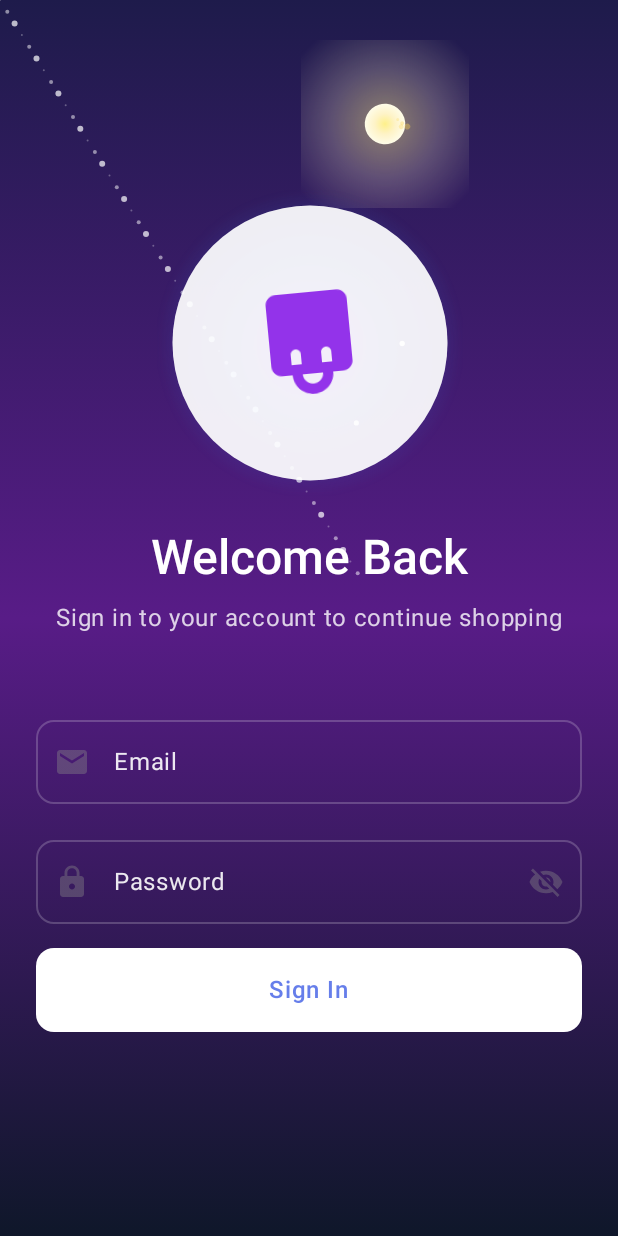
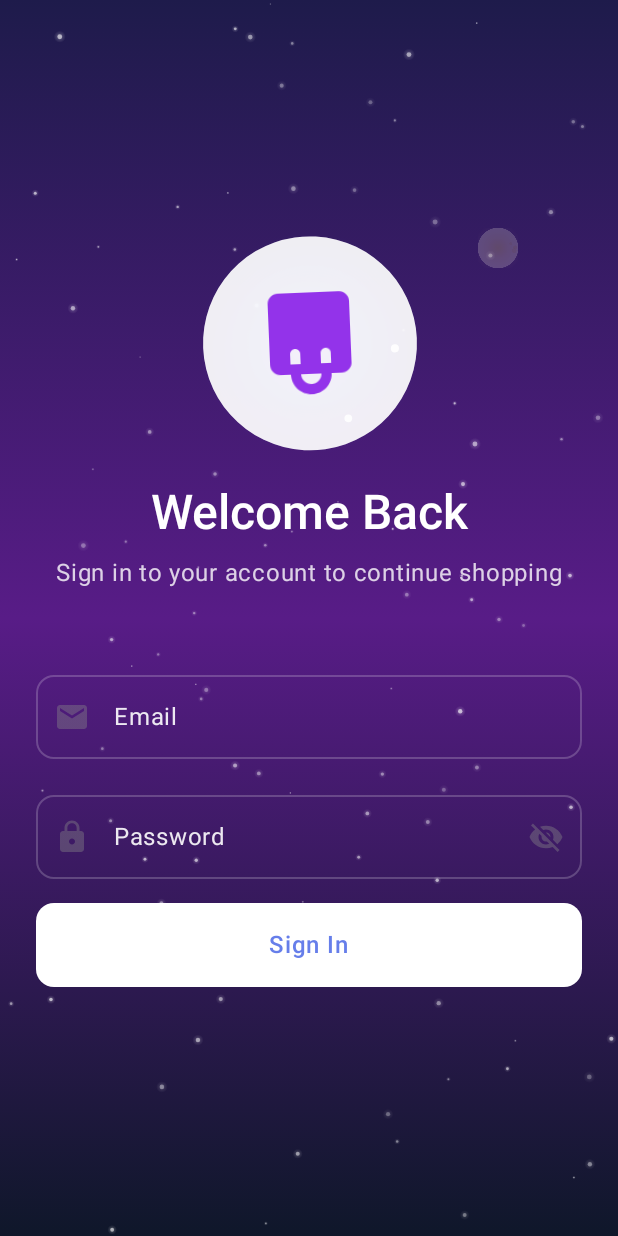
Before and after one commit to ZakariaBenhirt89/ZenniaAndroid, an Android app built with Jetpack Compose: the screen it shows after launch (MainActivity), on a phone screen of 412 x 824 dp. Run offline under Robolectric (Android 15) with nearby library versions, the phone set to English and light mode, and no system bars.

Commit message:
fixing starts annimations and logo of the appé

```diff
--- a/app/src/main/java/com/mimi/ecommerceloginapp/screens/LoginScreen.kt
+++ b/app/src/main/java/com/mimi/ecommerceloginapp/screens/LoginScreen.kt
@@ -16,8 +16,10 @@ import androidx.compose.ui.Modifier
 import androidx.compose.ui.draw.scale
 import androidx.compose.ui.draw.blur
 import androidx.compose.ui.geometry.Offset
+import androidx.compose.ui.geometry.Size
 import androidx.compose.ui.graphics.*
 import androidx.compose.ui.graphics.drawscope.rotate
+import androidx.compose.ui.platform.LocalDensity
 import androidx.compose.ui.text.font.FontWeight
 import androidx.compose.ui.text.input.ImeAction
 import androidx.compose.ui.text.input.KeyboardType
@@ -26,10 +28,24 @@ import androidx.compose.ui.text.input.VisualTransformation
 import androidx.compose.ui.unit.dp
 import kotlin.math.cos
 import kotlin.math.sin
+import kotlin.random.Random
+import androidx.compose.foundation.layout.BoxWithConstraints
 import androidx.compose.ui.graphics.graphicsLayer
+
+// StarData class to hold individual star properties
+private data class StarData(
+    val id: Int,
+    val initialX: Float,
+    val initialY: Float,
+    val size: Float,
+    val baseOpacity: Float,
+    val speed: Float,
+    val angle: Float // Angle in degrees for movement direction
+)
+
 @Composable
 fun AnimatedLunarBackground() {
-    val infiniteTransition = rememberInfiniteTransition(label = "lunar")
+    val infiniteTransition = rememberInfiniteTransition(label = "lunar_bg_transition")
 
     // Moon orbital animation
     val moonX by infiniteTransition.animateFloat(
@@ -39,7 +55,7 @@ fun AnimatedLunarBackground() {
             animation = tween(30000, easing = EaseInOut),
             repeatMode = RepeatMode.Reverse
         ),
-        label = "moonX"
+        label = "moonX_lunar"
     )
 
     val moonY by infiniteTransition.animateFloat(
@@ -49,27 +65,27 @@ fun AnimatedLunarBackground() {
             animation = tween(30000, easing = EaseInOut),
             repeatMode = RepeatMode.Reverse
         ),
-        label = "moonY"
+        label = "moonY_lunar"
     )
 
-    val moonOpacity by infiniteTransition.animateFloat(
+    val moonOverallOpacity by infiniteTransition.animateFloat(
         initialValue = 0f,
         targetValue = 1f,
         animationSpec = infiniteRepeatable(
             animation = tween(30000, easing = EaseInOut),
             repeatMode = RepeatMode.Reverse
         ),
-        label = "moonOpacity"
+        label = "moonOverallOpacity_lunar"
     )
 
-    val moonScale by infiniteTransition.animateFloat(
+    val moonOverallScale by infiniteTransition.animateFloat(
         initialValue = 0f,
         targetValue = 1.1f,
         animationSpec = infiniteRepeatable(
             animation = tween(30000, easing = EaseInOut),
             repeatMode = RepeatMode.Reverse
         ),
-        label = "moonScale"
+        label = "moonOverallScale_lunar"
     )
 
     // Moon glow effect
@@ -80,7 +96,7 @@ fun AnimatedLunarBackground() {
             animation = tween(8000, easing = EaseInOut),
             repeatMode = RepeatMode.Reverse
         ),
-        label = "moonGlow"
+        label = "moonGlow_lunar"
     )
 
     // Moon rotation
@@ -91,10 +107,10 @@ fun AnimatedLunarBackground() {
             animation = tween(25000, easing = LinearEasing),
             repeatMode = RepeatMode.Restart
         ),
-        label = "moonRotation"
+        label = "moonRotation_lunar"
     )
 
-    // Moon breathing scale
+    // Moon breathing scale (applied to moon body)
     val moonBreathing by infiniteTransition.animateFloat(
         initialValue = 1f,
         targetValue = 1.02f,
@@ -102,7 +118,7 @@ fun AnimatedLunarBackground() {
             animation = tween(6000, easing = EaseInOut),
             repeatMode = RepeatMode.Reverse
         ),
-        label = "moonBreathing"
+        label = "moonBreathing_lunar"
     )
 
     Box(modifier = Modifier.fillMaxSize()) {
@@ -118,21 +134,111 @@ fun AnimatedLunarBackground() {
             drawRect(brush = gradient)
         }
 
+        // --- Modified Stars Section ---
+        val starInfiniteTransition = rememberInfiniteTransition(label = "stars_transition")
+        val starOffset by starInfiniteTransition.animateFloat(
+            initialValue = 0f,
+            targetValue = 1000f,
+            animationSpec = infiniteRepeatable(
+                animation = tween(60000, easing = LinearEasing), // Slower, longer cycle
+                repeatMode = RepeatMode.Restart
+            ),
+            label = "star_offset"
+        )
+
+        val starTwinkleAlpha by starInfiniteTransition.animateFloat(
+            initialValue = 0.6f,
+            targetValue = 1.0f,
+            animationSpec = infiniteRepeatable(
+                animation = tween(2500, easing = EaseInOut),
+                repeatMode = RepeatMode.Reverse
+            ),
+            label = "star_twinkle_alpha"
+        )
+
+        var stars by remember { mutableStateOf<List<StarData>>(emptyList()) }
+        var canvasSizeForStars by remember { mutableStateOf(Size.Zero) }
+
+        Canvas(modifier = Modifier.fillMaxSize()) {
+            if (canvasSizeForStars != size) {
+                canvasSizeForStars = size
+                val starCount = 100
+                val starMinSize = 0.5f
+                val starMaxSize = 2.5f
+                val starMinSpeed = 0.02f
+                val starMaxSpeed = 0.1f
+
+                stars = List(starCount) { index ->
+                    StarData(
+                        id = index,
+                        initialX = Random.nextFloat() * size.width,
+                        initialY = Random.nextFloat() * size.height,
+                        size = starMinSize + Random.nextFloat() * (starMaxSize - starMinSize),
+                        baseOpacity = 0.4f + Random.nextFloat() * 0.6f,
+                        speed = starMinSpeed + Random.nextFloat() * (starMaxSpeed - starMinSpeed),
+                        angle = Random.nextFloat() * 360f
+                    )
+                }
+            }
+
+            stars.forEach { star ->
+                val dx = cos(Math.toRadians(star.angle.toDouble())).toFloat()
+                val dy = sin(Math.toRadians(star.angle.toDouble())).toFloat()
+
+                val animatedX = (star.initialX + starOffset * star.speed * dx).let {
+                    (it % size.width + size.width) % size.width
+                }
+                val animatedY = (star.initialY + starOffset * star.speed * dy).let {
+                    (it % size.height + size.height) % size.height
+                }
+
+                val currentStarOpacity = (star.baseOpacity * starTwinkleAlpha).coerceIn(0f, 1f)
+                val glowRadius = star.size * 2.5f
+
+                // Draw Glow
+                drawCircle(
+                    brush = Brush.radialGradient(
+                        colors = listOf(
+                            Color.White.copy(alpha = currentStarOpacity * 0.5f),
+                            Color.Transparent
+                        ),
+                        center = Offset(animatedX, animatedY),
+                        radius = glowRadius
+                    ),
+                    radius = glowRadius,
+                    center = Offset(animatedX, animatedY)
+                )
+
+                // Draw Star
+                drawCircle(
+                    color = Color.White.copy(alpha = currentStarOpacity),
+                    radius = star.size,
+                    center = Offset(animatedX, animatedY)
+                )
+            }
+        }
+        // --- End of Modified Stars Section ---
+
         // Moon with orbital movement
+        BoxWithConstraints(modifier = Modifier.fillMaxSize()) {
+            val screenWidth = maxWidth
+            val screenHeight = maxHeight
             Box(
                 modifier = Modifier
-                .fillMaxSize()
-                .padding(
-                    start = (moonX * 300).dp,
-                    top = (moonY * 200).dp
+                    //.fillMaxSize() // This Box is for the moon's positioning context
+                    .offset(x = screenWidth * moonX, y = screenHeight * moonY)
+                    .graphicsLayer( // Apply opacity and scale to the whole moon group
+                        alpha = moonOverallOpacity,
+                        scaleX = moonOverallScale,
+                        scaleY = moonOverallScale
                     )
             ) {
-            // Moon Glow Effect
+                // Moon Glow Effect Canvas
                 Canvas(
                     modifier = Modifier
                         .size(112.dp)
                         .blur(2.dp)
-                    .scale(1.3f)
+                        .scale(1.3f) // This scale is part of the glow visual, distinct from moonOverallScale
                 ) {
                     drawCircle(
                         brush = Brush.radialGradient(
@@ -148,11 +254,11 @@ fun AnimatedLunarBackground() {
                     )
                 }
 
-            // Main Moon Body
+                // Main Moon Body Canvas
                 Canvas(
                     modifier = Modifier
                         .size(112.dp)
-                    .scale(moonBreathing * moonScale)
+                        .scale(moonBreathing) // Apply breathing to the moon body directly
                 ) {
                     rotate(moonRotation) {
                         // Main moon gradient
@@ -168,45 +274,13 @@ fun AnimatedLunarBackground() {
                             ),
                             radius = size.minDimension / 2
                         )
-
-                    // Moon craters
-                    drawCircle(
-                        color = Color(0xFFfcd34d).copy(alpha = 0.4f),
-                        radius = 12f,
-                        center = Offset(20f, 16f)
-                    )
-                    drawCircle(
-                        color = Color(0xFFfcd34d).copy(alpha = 0.35f),
-                        radius = 8f,
-                        center = Offset(28f, 40f)
-                    )
-                    drawCircle(
-                        color = Color(0xFFfcd34d).copy(alpha = 0.3f),
-                        radius = 10f,
-                        center = Offset(40f, 32f)
-                    )
-                    drawCircle(
-                        color = Color(0xFFfcd34d).copy(alpha = 0.25f),
-                        radius = 6f,
-                        center = Offset(32f, 64f)
-                    )
+                        // Moon craters (static)
+                        drawCircle(color = Color(0xFFfcd34d).copy(alpha = 0.4f), radius = 12f, center = Offset(20f, 16f))
+                        drawCircle(color = Color(0xFFfcd34d).copy(alpha = 0.35f), radius = 8f, center = Offset(28f, 40f))
+                        drawCircle(color = Color(0xFFfcd34d).copy(alpha = 0.3f), radius = 10f, center = Offset(40f, 32f))
+                        drawCircle(color = Color(0xFFfcd34d).copy(alpha = 0.25f), radius = 6f, center = Offset(32f, 64f))
                     }
                 }
-        }
-
-        // Stars
-        Canvas(modifier = Modifier.fillMaxSize()) {
-            repeat(50) { index ->
-                val x = (index * 7.3f) % size.width
-                val y = (index * 11.7f) % size.height
-                val starSize = (index % 3 + 1).toFloat()
-                val starOpacity = 0.3f + (index % 3) * 0.2f
-
-                drawCircle(
-                    color = Color.White.copy(alpha = starOpacity),
-                    radius = starSize,
-                    center = Offset(x, y)
-                )
             }
         }
     }
@@ -214,22 +288,25 @@ fun AnimatedLunarBackground() {
 
 @Composable
 fun AnimatedLogo() {
-    val infiniteTransition = rememberInfiniteTransition(label = "logo")
+    val infiniteTransition = rememberInfiniteTransition(label = "logo_infinite_transition") // Unique label
+    val density = LocalDensity.current // Get density here
 
-    // 1. Initial entrance animation (scale: 0->1, rotate: -180->0)
-    val entranceScale by animateFloatAsState(
-        targetValue = 1f,
-        animationSpec = tween(800, delayMillis = 500),
-        label = "entrance"
-    )
+    // Entrance animation states
+    var scaleState by remember { mutableStateOf(0f) }
+    var rotationState by remember { mutableStateOf(-180f) }
 
-    val entranceRotation by animateFloatAsState(
-        targetValue = 0f,
-        animationSpec = tween(800, delayMillis = 500),
-        label = "entranceRot"
-    )
+    LaunchedEffect(Unit) {
+        animate(0f, 1f, animationSpec = tween(800, delayMillis = 500)) { value, _ ->
+            scaleState = value
+        }
+    }
+    LaunchedEffect(Unit) {
+        animate(-180f, 0f, animationSpec = tween(800, delayMillis = 500)) { value, _ ->
+            rotationState = value
+        }
+    }
 
-    // 2. Floating animation (y: [0, -8, 0])
+    // Continuous animations
     val floatY by infiniteTransition.animateFloat(
         initialValue = 0f,
         targetValue = -8f,
@@ -237,32 +314,29 @@ fun AnimatedLogo() {
             animation = tween(3000, easing = EaseInOut),
             repeatMode = RepeatMode.Reverse
         ),
-        label = "float"
+        label = "logo_floatY"
     )
 
-    // 3. Gentle rotation (rotate: [0, 5, -5, 0])
     val gentleRotation by infiniteTransition.animateFloat(
         initialValue = 0f,
-        targetValue = 10f,
+        targetValue = 10f, // Range from -5 to 5 if reversed, or 0 to 10 and back
         animationSpec = infiniteRepeatable(
             animation = tween(6000, easing = EaseInOut),
             repeatMode = RepeatMode.Reverse
         ),
-        label = "gentleRot"
+        label = "logo_gentleRotation"
     )
 
-    // 4. Container scale breathing (scale: [1, 1.05, 1])
-    val containerScale by infiniteTransition.animateFloat(
+    val containerScaleBreath by infiniteTransition.animateFloat(
         initialValue = 1f,
         targetValue = 1.05f,
         animationSpec = infiniteRepeatable(
             animation = tween(4000, easing = EaseInOut),
             repeatMode = RepeatMode.Reverse
         ),
-        label = "containerScale"
+        label = "logo_containerScaleBreath"
     )
 
-    // 5. Glowing ring rotation (rotate: [0, 360])
     val ringRotation by infiniteTransition.animateFloat(
         initialValue = 0f,
         targetValue = 360f,
@@ -270,10 +344,9 @@ fun AnimatedLogo() {
             animation = tween(8000, easing = LinearEasing),
             repeatMode = RepeatMode.Restart
         ),
-        label = "ringRotation"
+        label = "logo_ringRotation"
     )
 
-    // 6. Ring opacity (opacity: [0.3, 0.7, 0.3])
     val ringOpacity by infiniteTransition.animateFloat(
         initialValue = 0.3f,
         targetValue = 0.7f,
@@ -281,31 +354,58 @@ fun AnimatedLogo() {
             animation = tween(2000, easing = EaseInOut),
             repeatMode = RepeatMode.Reverse
         ),
-        label = "ringOpacity"
+        label = "logo_ringOpacity"
     )
 
-    // 7. Icon rotation (rotate: [0, 360])
-    val iconRotation by infiniteTransition.animateFloat(
+    val iconInternalRotation by infiniteTransition.animateFloat(
         initialValue = 0f,
         targetValue = 360f,
         animationSpec = infiniteRepeatable(
             animation = tween(20000, easing = LinearEasing),
             repeatMode = RepeatMode.Restart
         ),
-        label = "iconRotation"
+        label = "logo_iconInternalRotation"
     )
+
+    // Particle animations
+    val particleAnimations = List(6) { i ->
+        val opacity by infiniteTransition.animateFloat(
+            initialValue = 0f,
+            targetValue = 1f,
+            animationSpec = infiniteRepeatable(
+                animation = tween(3000, delayMillis = i * 500, easing = EaseInOut),
+                repeatMode = RepeatMode.Reverse
+            ),
+            label = "logo_particleOpacity_$i"
+        )
+        val scale by infiniteTransition.animateFloat(
+            initialValue = 0f,
+            targetValue = 1f,
+            animationSpec = infiniteRepeatable(
+                animation = tween(3000, delayMillis = i * 500, easing = EaseInOut),
+                repeatMode = RepeatMode.Reverse
+            ),
+            label = "logo_particleScale_$i"
+        )
+        opacity to scale // Pair of animated values
+    }
+
 
     Box(
         modifier = Modifier
-            .size(200.dp) // Made larger
-            .offset(y = floatY.dp)
-            .scale(entranceScale * containerScale),
+            .size(140.dp)
+            .graphicsLayer( // Apply entrance and continuous animations here
+                scaleX = scaleState * containerScaleBreath,
+                scaleY = scaleState * containerScaleBreath,
+                rotationZ = rotationState + gentleRotation,
+                translationY = with(density) { floatY.dp.toPx() } // Corrected here
+            ),
         contentAlignment = Alignment.Center
     ) {
-        // Glowing ring effect (exact React translation)
+        // Glowing ring effect
         Canvas(
             modifier = Modifier
-                .size(200.dp) // Made larger
+                .size(140.dp) // Ring slightly larger than main logo body
                 .blur(4.dp)
         ) {
             rotate(ringRotation) {
@@ -317,80 +417,61 @@ fun AnimatedLogo() {
                             Color.Transparent
                         ),
                         center = center,
-                        radius = size.minDimension / 2
+                        radius = size.minDimension / 2 // Fills the canvas
                     ),
                     radius = size.minDimension / 2
                 )
             }
         }
 
-        // Main container (exact React styling)
+        // Main container
         Box(
             modifier = Modifier
-                .size(180.dp) // Made larger
+                .size(180.dp) // Actual logo body size
                 .background(
                     color = Color.White.copy(alpha = 0.9f), // bg-white/90
-                    shape = RoundedCornerShape(90.dp)
+                    shape = RoundedCornerShape(90.dp) // Fully rounded
                 )
-                .background(
-                    color = Color.White.copy(alpha = 0.2f), // border-white/20
+                .background( // Simulates border
+                    color = Color.White.copy(alpha = 0.2f),
                     shape = RoundedCornerShape(90.dp)
                 ),
             contentAlignment = Alignment.Center
         ) {
-            // Icon with rotation - Fixed approach using graphicsLayer
             Icon(
-                Icons.Default.ShoppingBag,
+                imageVector = Icons.Default.ShoppingBag,
                 contentDescription = "Logo",
                 modifier = Modifier
-                    .size(80.dp) // Made much larger
+                    .size(80.dp)
                     .graphicsLayer(
-                        rotationZ = iconRotation
+                        rotationZ = iconInternalRotation
                     ),
-                tint = Color(0xFF9333EA) // text-purple-600
+                tint = Color(0xFF9333EA)
             )
         }
 
-        // Floating particles (exact React translation)
-        repeat(6) { i ->
-            val particleAngle = i * 60f
-            val radius = 60f // Made larger
-            val x = (radius * cos(Math.toRadians(particleAngle.toDouble()))).toFloat()
-            val y = (radius * sin(Math.toRadians(particleAngle.toDouble()))).toFloat()
-
-            val particleOpacity by infiniteTransition.animateFloat(
-                initialValue = 0f,
-                targetValue = 1f,
-                animationSpec = infiniteRepeatable(
-                    animation = tween(3000, delayMillis = i * 500, easing = EaseInOut),
-                    repeatMode = RepeatMode.Reverse
-                ),
-                label = "particle$i"
-            )
-
-            val particleScale by infiniteTransition.animateFloat(
-                initialValue = 0f,
-                targetValue = 1f,
-                animationSpec = infiniteRepeatable(
-                    animation = tween(3000, delayMillis = i * 500, easing = EaseInOut),
-                    repeatMode = RepeatMode.Reverse
-                ),
-                label = "particleScale$i"
-            )
+        // Floating particles
+        particleAnimations.forEachIndexed { i, (particleOpacityAnim, particleScaleAnim) ->
+            val particleAngle = i * 60f // Spread particles evenly
+            val radius = 55f // Distance from center, slightly outside main logo
+            // Calculate position based on the center of the 140.dp Box
+            val xOffset = (radius * cos(Math.toRadians(particleAngle.toDouble()))).toFloat()
+            val yOffset = (radius * sin(Math.toRadians(particleAngle.toDouble()))).toFloat()
 
             Canvas(
                 modifier = Modifier
-                    .size(6.dp) // Made larger
-                    .offset(x = x.dp, y = y.dp)
+                    .size(6.dp) // Particle canvas size
+                    .offset(x = xOffset.dp, y = yOffset.dp) // Position relative to parent Box center
             ) {
                 drawCircle(
-                    color = Color.White.copy(alpha = particleOpacity),
-                    radius = 3f * particleScale // Made larger
+                    color = Color.White.copy(alpha = particleOpacityAnim),
+                    radius = with(density) { 3.dp.toPx() * particleScaleAnim } // Corrected here
                 )
             }
         }
     }
 }
+
 
 @Composable
 fun LoginScreen() {
@@ -473,7 +554,7 @@ fun LoginScreen() {
                             value = email,
                             onValueChange = { email = it },
                             label = { Text("Email") },
-                            placeholder = { Text("Enter your email") },
+                            placeholder = { Text("Enter your email", color = Color.White.copy(alpha = 0.5f)) },
                             leadingIcon = {
                                 Icon(
                                     Icons.Default.Email,
@@ -488,7 +569,9 @@ fun LoginScreen() {
                                 focusedLabelColor = Color.White.copy(alpha = 0.9f),
                                 unfocusedLabelColor = Color.White.copy(alpha = 0.9f),
                                 cursorColor = Color.White
+                                // textColor and placeholderColor removed
                             ),
+                            textStyle = LocalTextStyle.current.copy(color = Color.White),
                             keyboardOptions = KeyboardOptions(
                                 keyboardType = KeyboardType.Email,
                                 imeAction = ImeAction.Next
@@ -510,7 +593,7 @@ fun LoginScreen() {
                             value = password,
                             onValueChange = { password = it },
                             label = { Text("Password") },
-                            placeholder = { Text("Enter your password") },
+                            placeholder = { Text("Enter your password", color = Color.White.copy(alpha = 0.5f)) },
                             leadingIcon = {
                                 Icon(
                                     Icons.Default.Lock,
@@ -537,7 +620,9 @@ fun LoginScreen() {
                                 focusedLabelColor = Color.White.copy(alpha = 0.9f),
                                 unfocusedLabelColor = Color.White.copy(alpha = 0.9f),
                                 cursorColor = Color.White
+                                // textColor and placeholderColor removed
                             ),
+                            textStyle = LocalTextStyle.current.copy(color = Color.White),
                             keyboardOptions = KeyboardOptions(
                                 keyboardType = KeyboardType.Password,
                                 imeAction = ImeAction.Done
```
Lines whose indentation alone changed are shown as unchanged.
